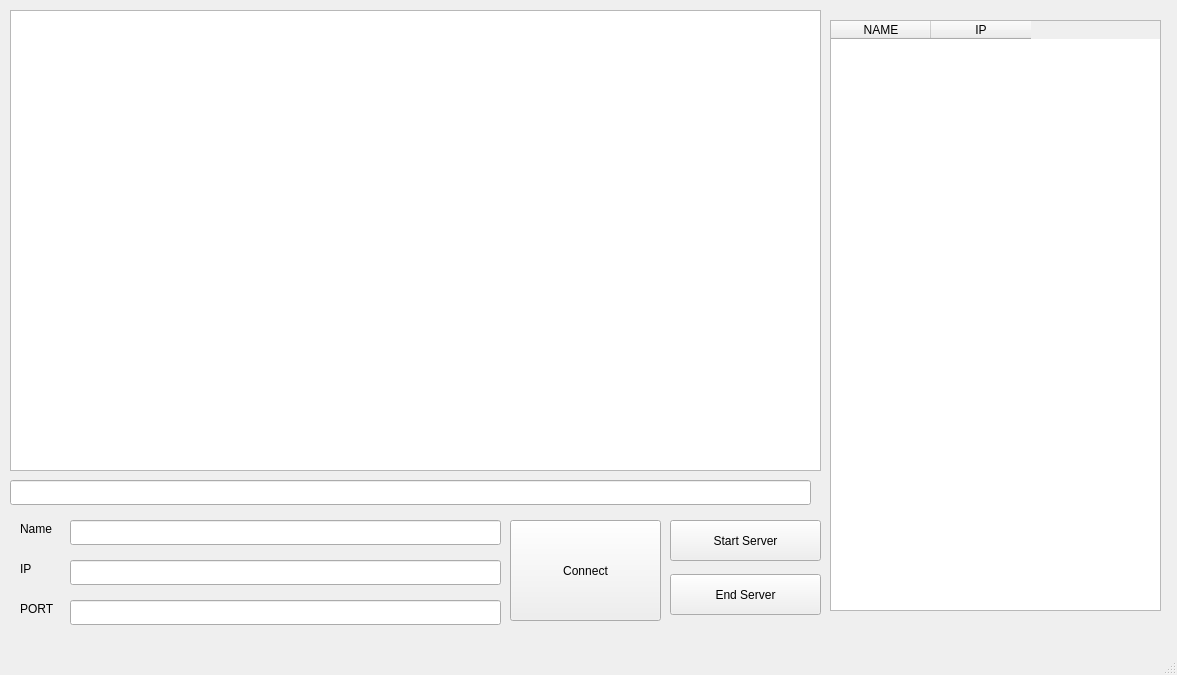
Qt form TheBeer4Qt5/clientwindow.ui (LionKingSmasher/The_Beer) before a commit.
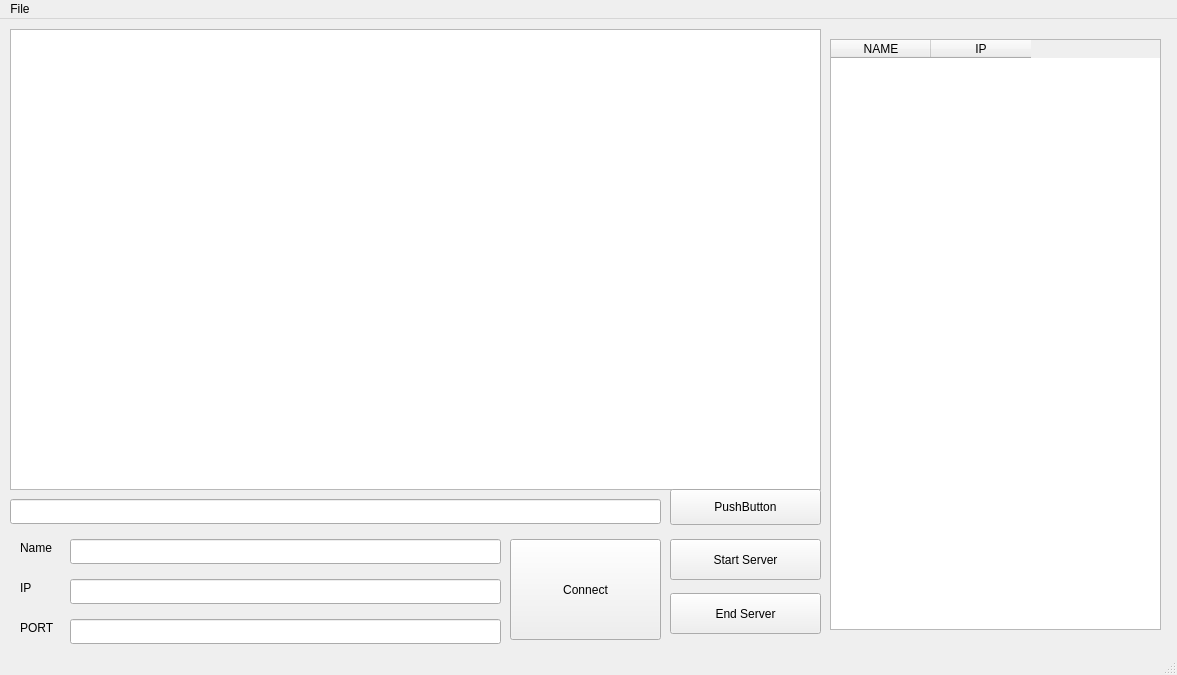
The same form after that commit.

Diff of the .ui file:
```diff
--- a/TheBeer4Qt5/clientwindow.ui
+++ b/TheBeer4Qt5/clientwindow.ui
@@ -137,7 +137,7 @@
      <rect>
       <x>10</x>
       <y>480</y>
-      <width>801</width>
+      <width>651</width>
       <height>25</height>
      </rect>
     </property>
@@ -162,6 +162,19 @@
      </property>
     </column>
    </widget>
+   <widget class="QPushButton" name="sendButton">
+    <property name="geometry">
+     <rect>
+      <x>670</x>
+      <y>470</y>
+      <width>151</width>
+      <height>36</height>
+     </rect>
+    </property>
+    <property name="text">
+     <string>PushButton</string>
+    </property>
+   </widget>
   </widget>
   <widget class="QMenuBar" name="menubar">
    <property name="geometry">
@@ -169,9 +182,17 @@
      <x>0</x>
      <y>0</y>
      <width>1177</width>
-     <height>22</height>
+     <height>29</height>
     </rect>
    </property>
+   <widget class="QMenu" name="menuSave">
+    <property name="title">
+     <string>File</string>
+    </property>
+    <addaction name="actionSave_Chat"/>
+    <addaction name="actionLoad_Chat"/>
+   </widget>
+   <addaction name="menuSave"/>
   </widget>
   <widget class="QStatusBar" name="statusbar"/>
  </widget>
```
Left out of the diff: 10 changed lines with no effect on the pictures.
